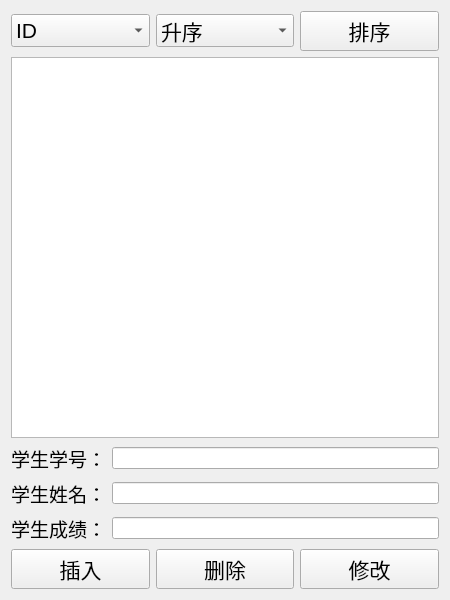
Before: the Qt Designer form CppQt/QtProjectCombat/codes/StuManaSystem/widget.ui in Gedanke/CppLearningWay, drawn with Qt 5.
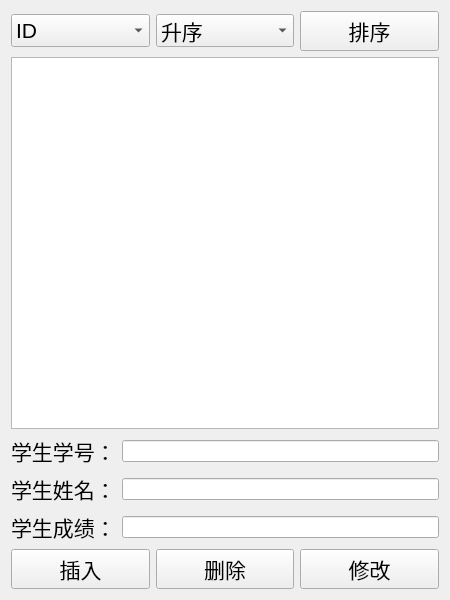
After: the same form once the commit is applied.

```diff
--- a/CppQt/QtProjectCombat/codes/StuManaSystem/widget.ui
+++ b/CppQt/QtProjectCombat/codes/StuManaSystem/widget.ui
@@ -77,7 +77,7 @@
       <widget class="QLabel" name="labelID">
        <property name="font">
         <font>
-         <pointsize>14</pointsize>
+         <pointsize>16</pointsize>
         </font>
        </property>
        <property name="text">
@@ -92,7 +92,7 @@
       <widget class="QLabel" name="labelName">
        <property name="font">
         <font>
-         <pointsize>14</pointsize>
+         <pointsize>16</pointsize>
         </font>
        </property>
        <property name="text">
@@ -107,7 +107,7 @@
       <widget class="QLabel" name="labelScore">
        <property name="font">
         <font>
-         <pointsize>14</pointsize>
+         <pointsize>16</pointsize>
         </font>
        </property>
        <property name="text">
```
